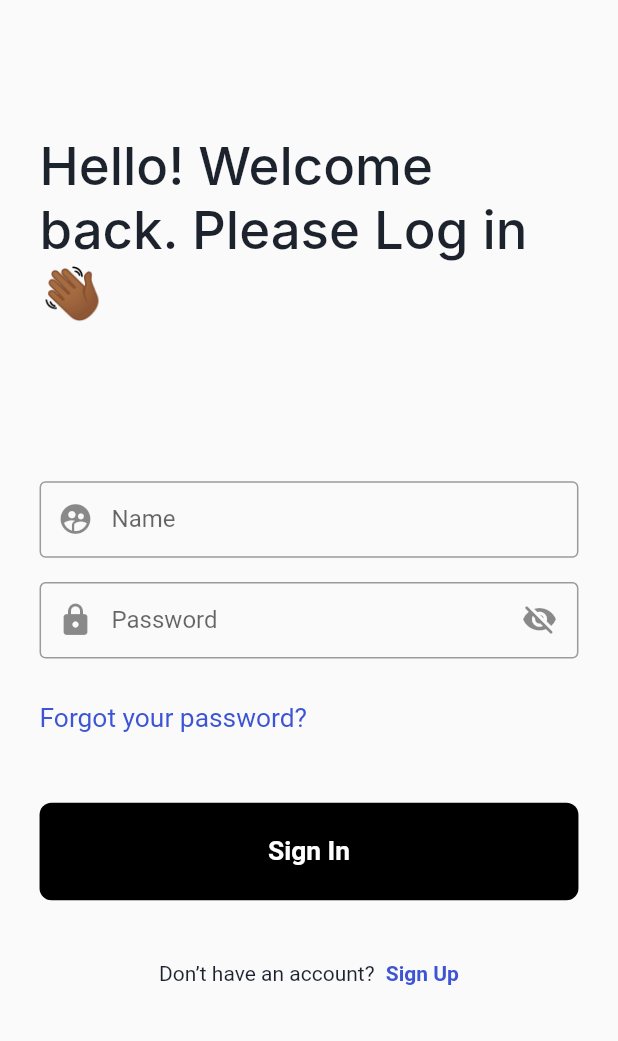
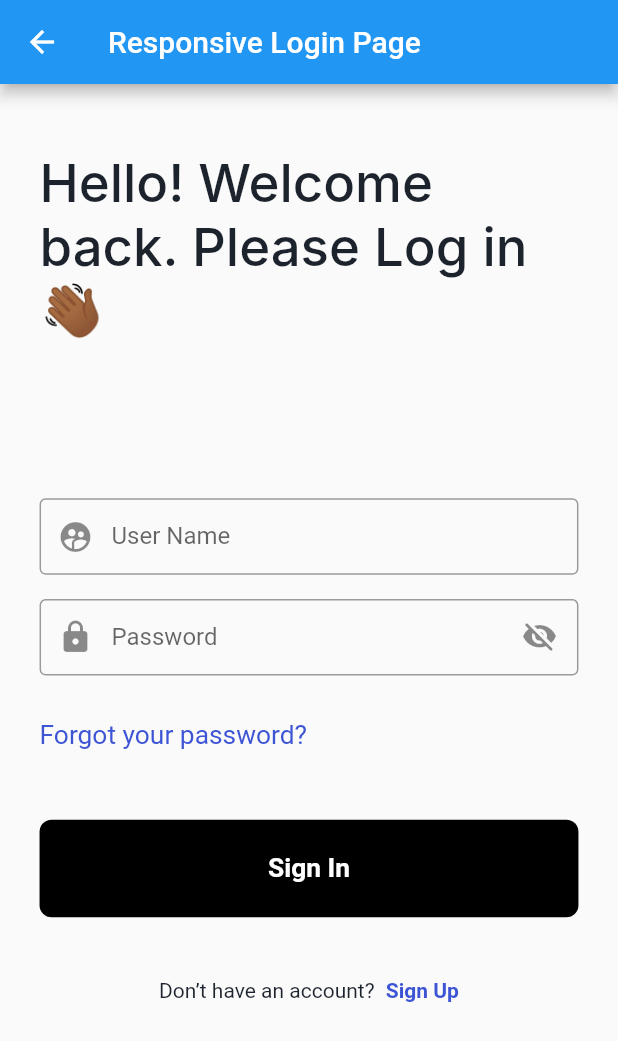
Before and after one commit to WorkPla/FlutterTemplet, a Flutter app: the screen it shows after launch, after a tap on "Responsive Login Page", on a phone screen of 412 x 824 dp. Shown: the top 1041 px of the screen. Run offline on Flutter 3.47's test engine with Material 2 defaults, Android fonts, the phone set to English and light mode, and no system bars; our stand-ins replace device_preview, flutter_screenutil, google_fonts; Roboto replaces fonts that are missing (Inter).

Commit message:
- Added navbar to responsive login page.

```diff
--- a/lib/TextField/user_name_textField.dart
+++ b/lib/TextField/user_name_textField.dart
@@ -1,7 +1,8 @@
 import 'package:flutter/material.dart';
 
 class UserNameField extends StatefulWidget {
-  const UserNameField({Key? key}) : super(key: key);
+  UserNameField({super.key, required this.title});
+  final String title;
 
   @override
   _UserNameFieldState createState() => _UserNameFieldState();
@@ -15,7 +16,7 @@ class _UserNameFieldState extends State<UserNameField> {
       decoration: InputDecoration(
         floatingLabelBehavior:
             FloatingLabelBehavior.never, //Hides label on focus or if filled
-        labelText: "Name",
+        labelText: widget.title,
         //filled: true, // Needed for adding a fill color
         //fillColor: Colors.grey.shade800,
         isDense: true, // Reduces height a bit
--- a/lib/features/responsive_ui_flutter_screenutil_pub/responsive_ui.dart
+++ b/lib/features/responsive_ui_flutter_screenutil_pub/responsive_ui.dart
@@ -18,6 +18,9 @@ class _ResponsiveLoginPageState extends State<ResponsiveLoginPage> {
   @override
   Widget build(BuildContext context) {
     return Scaffold(
+        appBar: AppBar(
+          title: Text(widget.title),
+        ),
         body: SafeArea(
             child: Padding(
           padding: EdgeInsets.symmetric(horizontal: 24.w),
@@ -26,7 +29,7 @@ class _ResponsiveLoginPageState extends State<ResponsiveLoginPage> {
             children: [
               // Page title
 
-          SizedBox(height: 88.h),
+              SizedBox(height: 44.h),
               Text(
                 "Hello! Welcome back. Please Log in  👋🏾",
                 style: TextStyle(
@@ -41,7 +44,7 @@ class _ResponsiveLoginPageState extends State<ResponsiveLoginPage> {
               // Text Field
 
               SizedBox(height: 103.h),
-          UserNameField(),
+              UserNameField(title: "User Name"),
               SizedBox(height: 16.h),
               PasswordField(),
               SizedBox(height: 29.h),
--- a/lib/main.dart
+++ b/lib/main.dart
@@ -27,7 +27,8 @@ class MyApp extends StatelessWidget {
           colorScheme: ColorScheme.fromSeed(seedColor: Colors.deepPurple),
           useMaterial3: true,
         ),
-          home: MyHomePage(title: 'My Flutter Template')),
+        home: MyHomePage(title: 'My Flutter Template'),
+      ),
       designSize: Size(375, 812),
     );
   }
```
Lines whose indentation alone changed are shown as unchanged.
